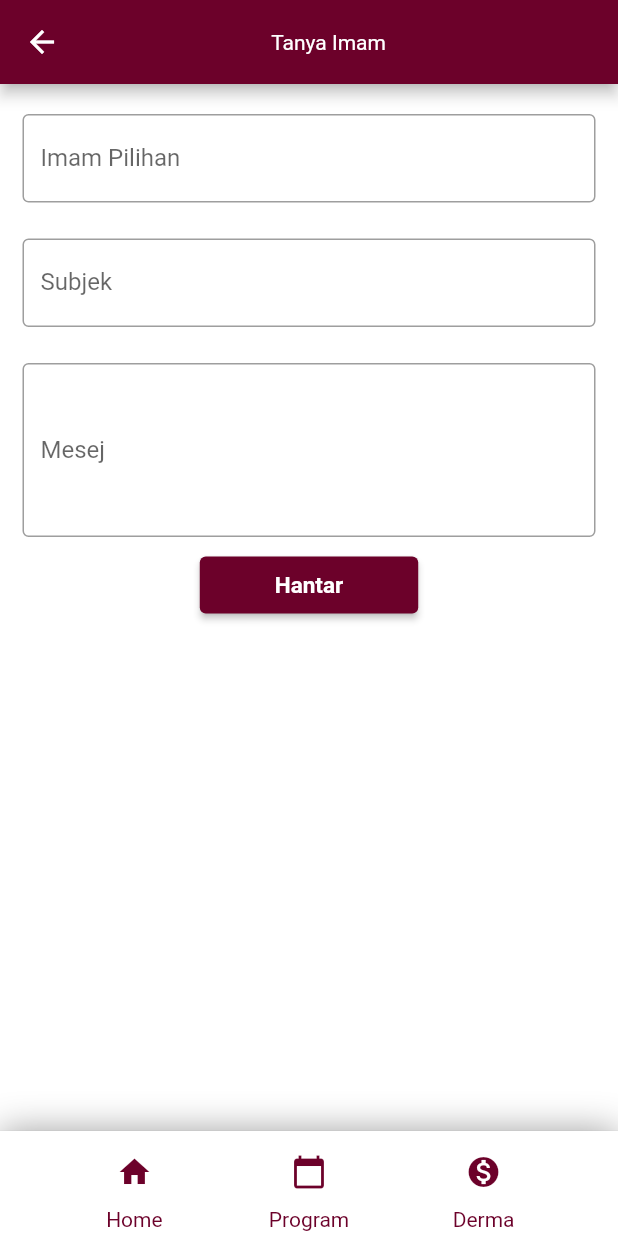
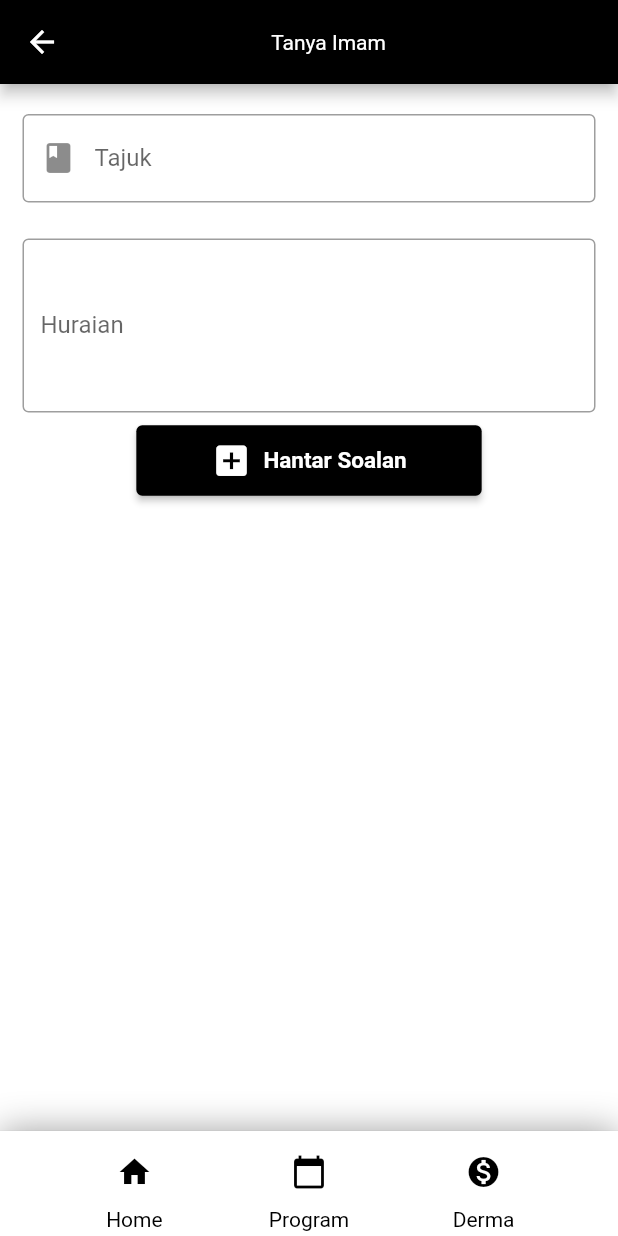
Before and after one commit to MarwanBukhori/e_masjid, a Flutter app: the TanyaImamScreen screen opened by its route, on a phone screen of 412 x 824 dp. Run offline on Flutter 3.47's test engine with Material 2 defaults, Android fonts, the light colour scheme and no system bars; our stand-ins replace cloud_firestore, firebase_auth, firebase_core, get_storage, table_calendar; missing offline and left inert: dart:ffi; accounts and stored records are empty; network calls fail.

Commit message:
done add temujanji function

```diff
--- a/lib/config/constants.dart
+++ b/lib/config/constants.dart
@@ -7,7 +7,7 @@ ThemeData theme(){
     textTheme: textTheme(),
   );
 }
-const kPrimaryColor = Color(0xFF6c012a);
+const kPrimaryColor = Color(0xFF000000);
 const kSecondaryColor = Color(0xFF59706F);
 const kDarkGreyColor = Color(0xFFA8A8A8);
 const kWhiteColor = Color(0xFFFFFFFF);
--- a/lib/models/temujanji_model.dart
+++ b/lib/models/temujanji_model.dart
@@ -44,14 +44,17 @@ class TemuJanji{
 
   }
 
-  //to convert object to map string dynamic
-  // Map<String, Object?> toMap() {
-  //   return {
-  //     'title': title,
-  //     'description': description,
-  //     'author': author,
-  //     'createdDate' : createdDate
-  //   };
-  // }
+  // to convert object to map string dynamic
+  Map<String, Object?> toMap() {
+    return {
+      'TemuJanjiID' : TemuJanjiID,
+      'JenisTemuJanji' : JenisTemuJanji,
+      'Tajuk': tajuk,
+      'Huraian': huraian,
+      'Tarikh': tarikh,
+
+
+    };
+  }
 
 }
--- a/lib/screens/modul_tanya/tanya_imam_screen.dart
+++ b/lib/screens/modul_tanya/tanya_imam_screen.dart
@@ -1,6 +1,10 @@
 import 'package:e_masjid/config/constants.dart';
+import 'package:e_masjid/models/temujanji_model.dart';
 import 'package:flutter/material.dart';
 import 'package:e_masjid/widgets/widgets.dart';
+
+import '../../services/temujanji.service.dart';
+import '../../widgets/loading-indicator.dart';
 
 class TanyaImamScreen extends StatefulWidget {
   const TanyaImamScreen({Key? key}) : super(key: key);
@@ -18,6 +22,10 @@ class TanyaImamScreen extends StatefulWidget {
 }
 
 class _TanyaImamScreenState extends State<TanyaImamScreen> {
+  final tajukTextController = new TextEditingController();
+
+  final huraianTextController = new TextEditingController();
+
   @override
   Widget build(BuildContext context) {
     return Scaffold(
@@ -38,43 +46,82 @@ class _TanyaImamScreenState extends State<TanyaImamScreen> {
           SizedBox(
             height: 5,
           ),
+          // TextField(
+          //           //   decoration: InputDecoration(
+          //           //     prefixIcon: Icon(Icons.people),
+          //           //     border: OutlineInputBorder(),
+          //           //     labelText: 'Imam Pilihan',
+          //           //   ),
+          //           // ),
+          // SizedBox(
+          //   height: 24,
+          // ),
           TextField(
+            controller: tajukTextController,
             decoration: InputDecoration(
+              prefixIcon: Icon(Icons.book_rounded),
               border: OutlineInputBorder(),
-              labelText: 'Imam Pilihan',
+              labelText: 'Tajuk',
             ),
           ),
           SizedBox(
             height: 24,
           ),
           TextField(
-            decoration: InputDecoration(
-              border: OutlineInputBorder(),
-              labelText: 'Subjek',
-            ),
-          ),
-          SizedBox(
-            height: 24,
-          ),
-          TextField(
+            controller: huraianTextController,
             maxLines: 4,
             decoration: InputDecoration(
               border: OutlineInputBorder(),
-              labelText: 'Mesej',
+              labelText: 'Huraian',
               hintText: 'Tulis sesuatu..',
             ),
           ),
           ButtonBar(
             alignment: MainAxisAlignment.spaceEvenly,
             children: [
-              ElevatedButton(
-                  style: ElevatedButton.styleFrom(
-                      primary: kPrimaryColor,
-                      padding: EdgeInsets.symmetric(horizontal: 50, vertical: 10),
-                      textStyle: TextStyle(
-                          fontSize: 15,
-                          fontWeight: FontWeight.bold)),
-                  onPressed: () {}, child: const Text('Hantar'))
+              ElevatedButton.icon(
+                icon: Icon(
+                    Icons.add_box,
+                size: 27.0,),
+                style: ElevatedButton.styleFrom(
+                    primary: kPrimaryColor,
+                    padding: EdgeInsets.symmetric(horizontal: 50, vertical: 10),
+                    textStyle:
+                        TextStyle(fontSize: 15, fontWeight: FontWeight.bold)),
+                onPressed: () async {
+                  try {
+                    LoadingIndicator.showLoadingDialog(context);
+
+                    final temujanji = TemuJanji(
+                        TemuJanjiID: 'TJ2',
+                        JenisTemuJanji: 'tanya',
+                        tajuk: tajukTextController.text,
+                        huraian: huraianTextController.text,
+                        tarikh: DateTime.now()
+                    );
+
+                    final result = await addTask(temujanji);
+
+                    if (result) {
+                      Navigator.pop(context);
+                      Navigator.pop(context);
+                    } else
+                      throw 'Unable to add soalan';
+                  } catch (e) {
+                    Navigator.pop(context);
+                    showDialog(
+                      context: context,
+                      builder: (context) {
+                        return AlertDialog(
+                          content: Text(e.toString()),
+                        );
+                      },
+                    );
+                  }
+                  ;
+                },
+                label: Text('Hantar Soalan'),
+              )
             ],
           )
         ]),
--- a/pubspec.yaml
+++ b/pubspec.yaml
@@ -20,6 +20,7 @@ dependencies:
   google_sign_in: ^5.0.7
   very_good_analysis: ^2.4.0
   provider: ^5.0.0
+  get_storage: ^2.0.3
   # Roles
   cloud_firestore: ^3.1.11
 #  device_info_plus: ^3.2.2
```
Also changed, not shown: lib/providers/temujanji.provider.dart (+26 -25 lines), lib/services/temujanji.service.dart (+9 -0 lines), pubspec.lock.
